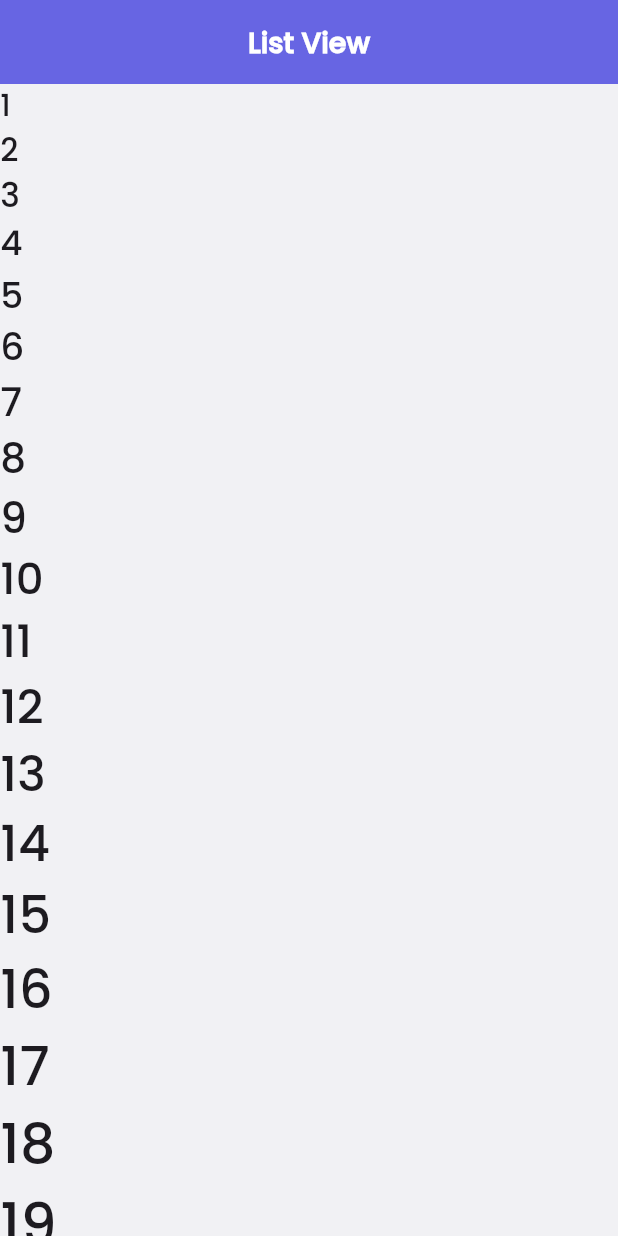
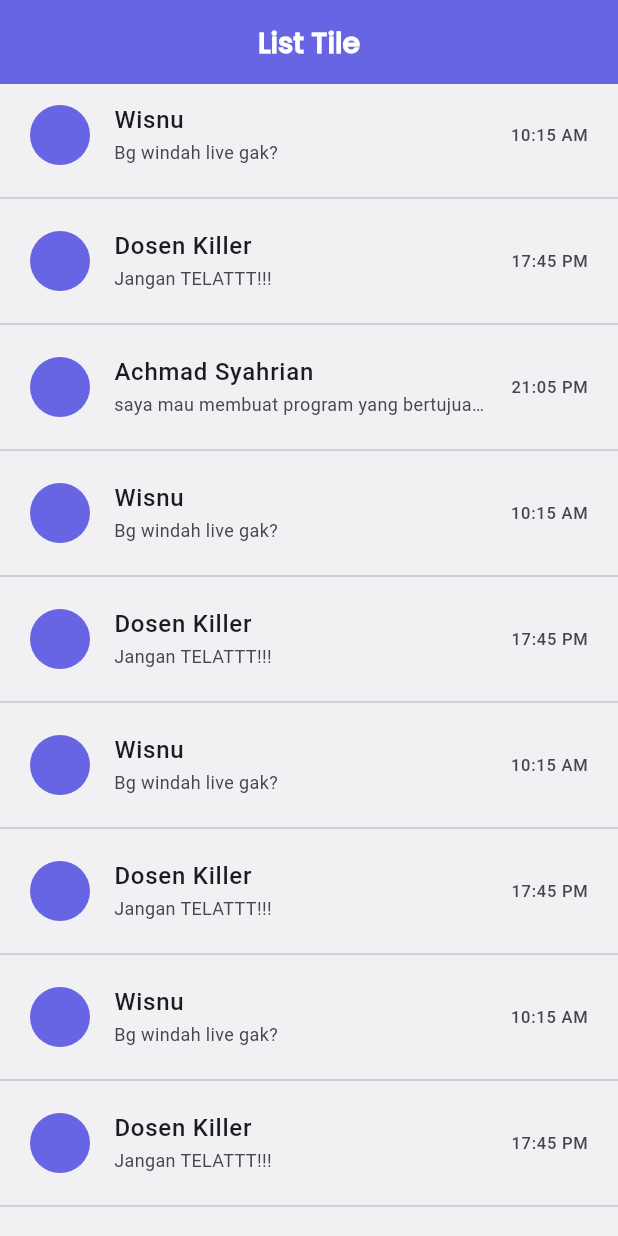
Before and after one commit to achmadsyahrian/belajar-flutter, a Flutter app: the screen it shows after launch, on a phone screen of 412 x 824 dp. Run offline on Flutter 3.47's test engine with Material 3 defaults, Android fonts, the phone set to English and light mode, and no system bars; missing offline and left inert: dart:html.

Commit message:
List Tile (Whatsapp)

```diff
--- a/lib/main.dart
+++ b/lib/main.dart
@@ -5,21 +5,27 @@ void main() {
 }
 
 class MyApp extends StatelessWidget {
-  final List<Color> myColor = [
-    Color.fromARGB(255, 244, 130, 54),
-    Color.fromARGB(255, 54, 200, 244),
-    Color.fromARGB(255, 244, 54, 54),
-    Color.fromARGB(255, 138, 79, 40),
-  ];
-
-  final List<Widget> myList = List.generate(100,
-    (index) => Text(
-      "${index+1}",
-      style: TextStyle(
-        fontSize: 20 + double.parse(index.toString()),
-        fontFamily: 'Poppins'
+  List<Widget> generateChatTiles(String title, String subtitle, String time) {
+    return [
+      ListTile(
+      contentPadding: EdgeInsets.symmetric(horizontal: 20, vertical: 2),
+      title: Text(title,
+        style: TextStyle(
+          fontSize: 16,
+          fontWeight: FontWeight.w500,
+        ),
       ),
-    ));
+      subtitle: Text(subtitle,
+        overflow: TextOverflow.ellipsis,
+      ),
+      dense: true,
+      leading: CircleAvatar(backgroundColor: Color.fromARGB(221, 81, 79, 224),
+      ),
+      trailing: Text(time),
+    ),
+    Divider()
+    ];
+  }
 
   @override
   Widget build(BuildContext context) {
@@ -31,48 +37,32 @@ class MyApp extends StatelessWidget {
           backgroundColor: Color.fromARGB(221, 81, 79, 224),
           title: Center(
             child: Text(
-              "List View",
+              "List Tile",
               style: TextStyle(
                 color: Colors.white,
                 fontWeight: FontWeight.bold,
                 fontSize: 19,
-                fontFamily: 'Poppins'
+                fontFamily: 'Poppins',
               ),
             ),
-          )
+          ),
         ),
-        // body: ListView.builder(
-        //   itemCount: myColor.length, //Buat 4 List
-        //   itemBuilder: (context, index) {
-        //     return Container(
-        //       width: 300,
-        //       height: 300,
-        //       color: myColor[index], //index dari function itemBuilder jadi seakan dilooping otomatis
-        //     );
-        //   },
-        // ),
-        // body: ListView.separated( //ListView.separated bisa memberikan jarak antar komponen menggunakan separatedBuilder
-        //   separatorBuilder: (context, index) {
-        //     // return Container(
-        //     //   height: 10,
-        //     //   color: Color.fromARGB(221, 81, 79, 224),
-        //     // );
-        //     return Divider(
-        //       color: Color.fromARGB(221, 81, 79, 224),
-        //     );
-        //   },
-        //   itemCount: myColor.length, //Buat 4 List
-        //   itemBuilder: (context, index) {
-        //     // return Container(
-        //     //   width: 300,
-        //     //   height: 300,
-        //     //   color: myColor[index], //index dari function itemBuilder jadi seakan dilooping otomatis
-        //     // );
-        //     return myList;
-        //   },
-        // ),
         body: ListView(
-          children: myList,
+          children: [
+            ...generateChatTiles("Wisnu", "Bg windah live gak?", "10:15 AM"),
+            ...generateChatTiles("Dosen Killer", "Jangan TELATTT!!!", "17:45 PM"),
+            ...generateChatTiles("Achmad Syahrian", "saya mau membuat program yang bertujuan untuk men-generate kata - kata dalam bahasa Indonesia secara acak. Jumlah katanya bedasarkan input dari User. Saya mau tau, apakah ada semacam API ato Library untuk kamus bahasa Indonesia?", "21:05 PM"),
+            ...generateChatTiles("Wisnu", "Bg windah live gak?", "10:15 AM"),
+            ...generateChatTiles("Dosen Killer", "Jangan TELATTT!!!", "17:45 PM"),
+            ...generateChatTiles("Wisnu", "Bg windah live gak?", "10:15 AM"),
+            ...generateChatTiles("Dosen Killer", "Jangan TELATTT!!!", "17:45 PM"),
+            ...generateChatTiles("Wisnu", "Bg windah live gak?", "10:15 AM"),
+            ...generateChatTiles("Dosen Killer", "Jangan TELATTT!!!", "17:45 PM"),
+            ...generateChatTiles("Wisnu", "Bg windah live gak?", "10:15 AM"),
+            ...generateChatTiles("Dosen Killer", "Jangan TELATTT!!!", "17:45 PM"),
+            ...generateChatTiles("Wisnu", "Bg windah live gak?", "10:15 AM"),
+            ...generateChatTiles("Dosen Killer", "Jangan TELATTT!!!", "17:45 PM"),
+          ],
         ),
       ),
     );
```
Also changed, not shown: lib/list-view.dart (added, +80 -0 lines).
